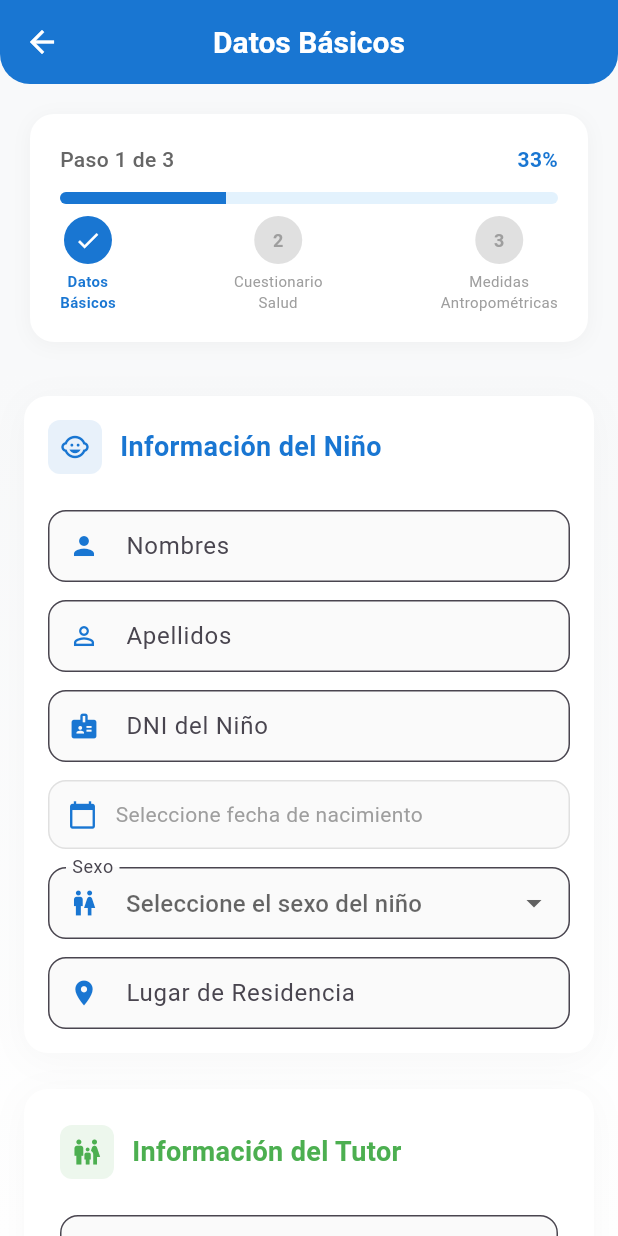
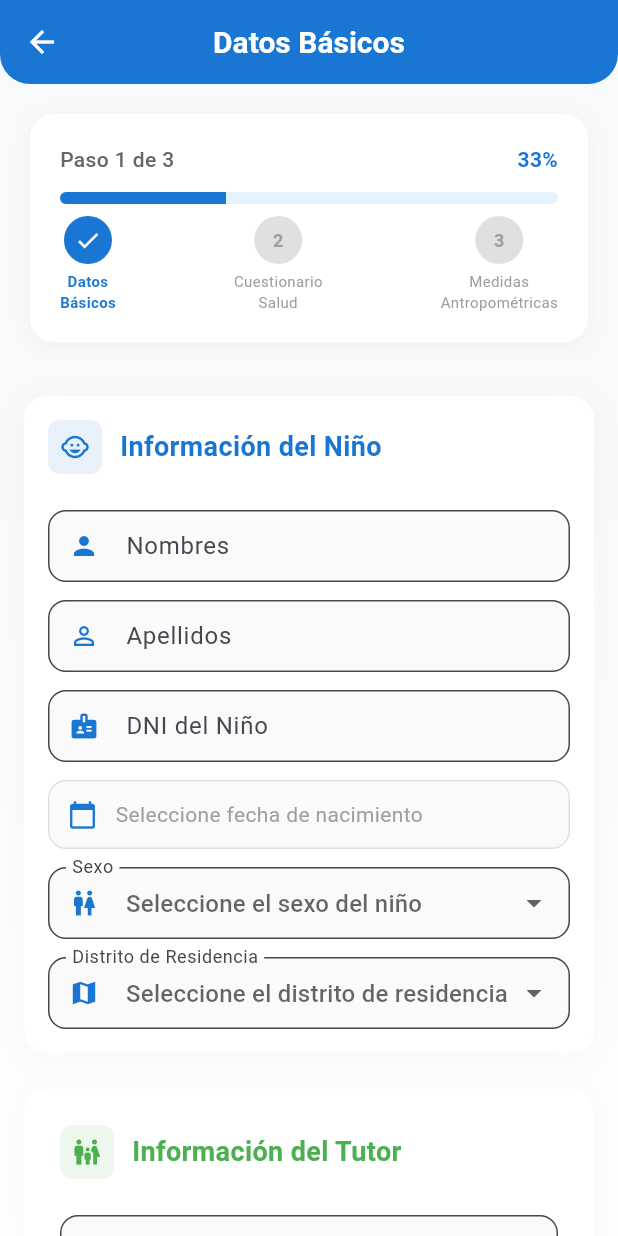
Before and after one commit to NawaCruz/wasiapp, a Flutter app: the RegistroNinoFlow screen opened directly, on a phone screen of 412 x 824 dp. Run offline on Flutter 3.47's test engine with Material 3 defaults, Android fonts, the phone set to English and light mode, and no system bars; our stand-ins replace cloud_firestore, firebase_core; accounts and stored records are empty.

Commit message:
select residencia

```diff
--- a/lib/presentacion/firestore_login.dart
+++ b/lib/presentacion/firestore_login.dart
@@ -1,7 +1,7 @@
 import 'package:flutter/material.dart';
 import 'package:cloud_firestore/cloud_firestore.dart';
 import 'home.dart';
-import 'create_firestore_user_screen.dart.dart';
+import 'create_firestore_user_screen.dart';
 
 class FirestoreLoginScreen extends StatefulWidget {
   const FirestoreLoginScreen({super.key});
--- a/lib/registro_flow.dart
+++ b/lib/registro_flow.dart
@@ -31,6 +31,7 @@ class _RegistroNinoFlowState extends State<RegistroNinoFlow> {
   String? _alimentosHierro;
   String? _fatiga;
   String? _alimentacionBalanceada;
+  String? _residenciaSeleccionada;
 
   // Controladores para medidas antropométricas
   final _formKey3 = GlobalKey<FormState>();
@@ -43,6 +44,8 @@ class _RegistroNinoFlowState extends State<RegistroNinoFlow> {
 
   final List<String> _opcionesSexo = ['Seleccionar', 'Masculino', 'Femenino'];
   final List<String> _opcionesSiNo = ['Seleccionar', 'Sí', 'No'];
+  final List<String> _opcionesResidencia = ['Huancayo', 'El Tambo', 'Chilca', 'Pilcomayo', 'Sicaya', 'Otra'];
+
 
   @override
   Widget build(BuildContext context) {
@@ -359,18 +362,24 @@ class _RegistroNinoFlowState extends State<RegistroNinoFlow> {
                       },
                     ),
                     const SizedBox(height: 12),
-                    _buildInputField(
-                      controller: _residenciaController,
-                      label: 'Lugar de Residencia',
-                      hint: 'Ingrese el lugar de residencia',
-                      icon: Icons.location_on,
+                    _buildDropdownField(
+                      value: _residenciaSeleccionada,
+                      label: 'Distrito de Residencia',
+                      hint: 'Seleccione el distrito de residencia',
+                      icon: Icons.map,
+                      items: _opcionesResidencia,
+                      onChanged: (value) {
+                        setState(() {
+                          _residenciaSeleccionada = value;
+                        });
+                      },
                       validator: (value) {
-                        if (value == null || value.isEmpty) {
-                          return 'El lugar de residencia es obligatorio';
+                        if (value == null || value == 'Seleccionar') {
+                          return 'Debe seleccionar el distrito de residencia';
                         }
                         return null;
                       },
-                    ),
+                    )
                   ],
                 ),
               ),
```
Also changed, not shown: lib/presentacion/create_firestore_user_screen.dart (renamed from lib/presentacion/create_firestore_user_screen.dart.dart).
